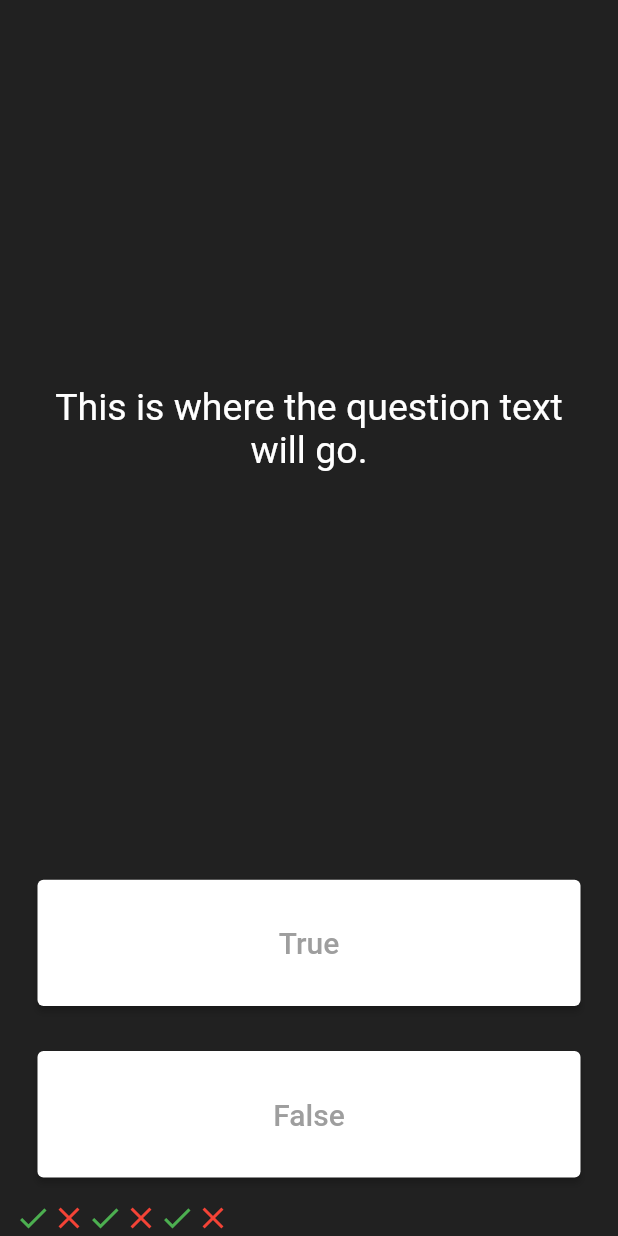
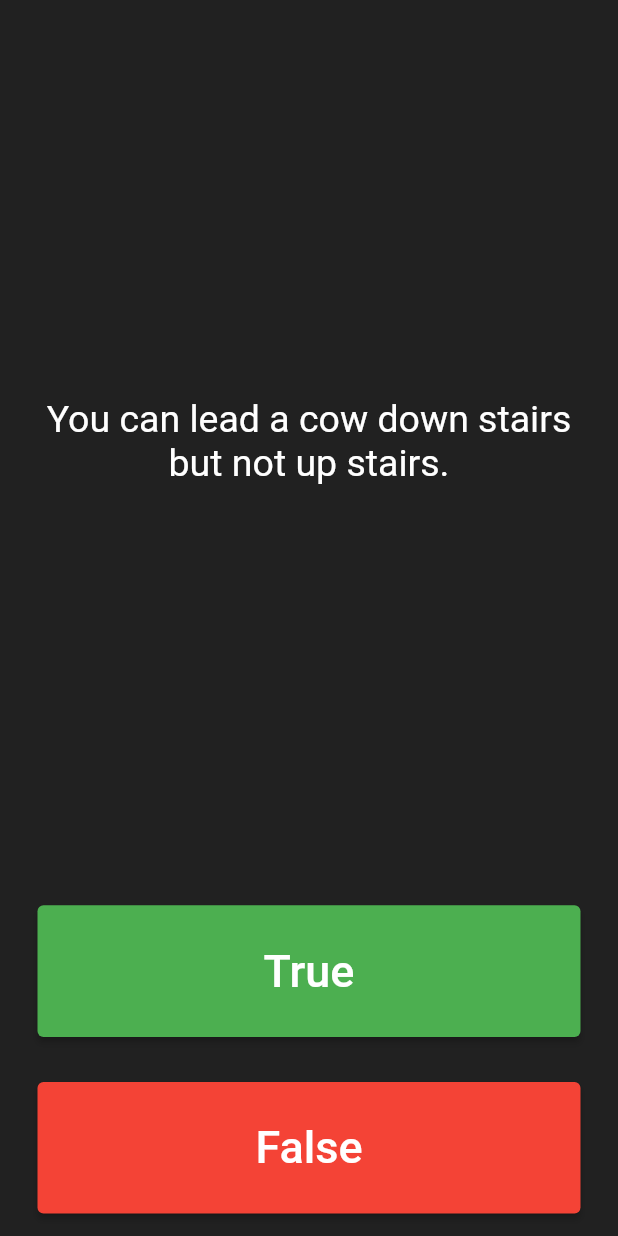
Before and after one commit to vitkovit/flutter_quizzler_tvitkovi, a Flutter app: the screen it shows after launch, after a tap on "True", on a phone screen of 412 x 824 dp. Run offline on Flutter 3.47's test engine with Material 2 defaults, Android fonts, the phone set to English and light mode, and no system bars.

Commit message:
Fighting whit classes

```diff
--- a/lib/main.dart
+++ b/lib/main.dart
@@ -1,8 +1,14 @@
 import 'package:flutter/material.dart';
+//import 'package:quizzler/question.dart'; can be deleted if not used
+import 'quiz_brain.dart';
 
-void main() => runApp(Quizzler());
+//create new quizBrain object and it should be equal to QuizBrain();
+QuizBrain quizBrain = QuizBrain(); //that construct new object which we can refer to
+//import 'question.dart';
+void main() => runApp(const Quizzler());
 
 class Quizzler extends StatelessWidget {
+  // you can save type to project dictionary
   const Quizzler({super.key});
 
   @override
@@ -11,7 +17,7 @@ class Quizzler extends StatelessWidget {
       debugShowCheckedModeBanner: false,
       home: Scaffold(
         backgroundColor: Colors.grey.shade900,
-        body: SafeArea(
+        body: const SafeArea(
           child: Padding(
             padding: EdgeInsets.symmetric(horizontal: 10.0),
             child: QuizPage(),
@@ -23,37 +29,56 @@ class Quizzler extends StatelessWidget {
 }
 
 class QuizPage extends StatefulWidget {
+  const QuizPage({super.key});
+
   @override
   _QuizPageState createState() => _QuizPageState();
 }
 
 class _QuizPageState extends State<QuizPage> {
-  List<Icon> scoreKeeper = [
-    Icon(
-      Icons.check,
-      color: Colors.green,
-    ),
-    Icon(
-      Icons.close,
-      color: Colors.red,
-    ),
-    Icon(
-      Icons.check,
-      color: Colors.green,
-    ),
-    Icon(
-      Icons.close,
-      color: Colors.red,
-    ),
-    Icon(
-      Icons.check,
-      color: Colors.green,
-    ),
-    Icon(
-      Icons.close,
-      color: Colors.red,
-    ),
-  ];
+  // List<Icon> scoreKeeper = [
+  //   Icon(
+  //     Icons.check,
+  //     color: Colors.green,
+  //   ),
+  //   Icon(
+  //     Icons.close,
+  //     color: Colors.red,
+  //   ),
+  //   Icon(
+  //     Icons.check,
+  //     color: Colors.green,
+  //   ),
+  //   Icon(
+  //     Icons.close,
+  //     color: Colors.red,
+  //   ),
+  //   Icon(
+  //     Icons.check,
+  //     color: Colors.green,
+  //   ),
+  //   Icon(
+  //     Icons.close,
+  //     color: Colors.red,
+  //   ),
+  // ];
+  // List<String> questions = [
+  //   'You can lead a cow down stairs but not up stairs.',
+  //   'Approximately one quarter of human bones are in the feet.',
+  //   'A slug\'s blood is green.',
+  // ];
+  // List<bool> answer = [
+  //   false,
+  //   true,
+  //   true,
+  // ];
+  //
+  // Question q1 = Question(
+  //   q: 'You can lead a cow down stairs but not up stairs.',
+  //   a: false,
+  // );
+
+  int questionNumber = 0;
   @override
   Widget build(BuildContext context) {
     return Column(
@@ -63,12 +88,12 @@ class _QuizPageState extends State<QuizPage> {
         Expanded(
           flex: 5,
           child: Padding(
-            padding: EdgeInsets.all(10.0),
+            padding: const EdgeInsets.all(10.0),
             child: Center(
               child: Text(
-                'This is where the question text will go.',
+                quizBrain.getQuestionText(questionNumber), //questionBank is now a property of a quizBrain object
                 textAlign: TextAlign.center,
-                style: TextStyle(
+                style: const TextStyle(
                   fontSize: 25.0,
                   color: Colors.white,
                 ),
@@ -78,19 +103,36 @@ class _QuizPageState extends State<QuizPage> {
         ),
         Expanded(
           child: Padding(
-            padding: EdgeInsets.all(15.0),
+            padding: const EdgeInsets.all(15.0),
             child: ElevatedButton(
               style: ElevatedButton.styleFrom(
-                backgroundColor: Colors.white,
+                backgroundColor: Colors.green,
               ),
-              child: Text(
+              child: const Text(
                 'True',
                 style: TextStyle(
-                  color: Colors.grey,
-                  fontSize: 20.0,
+                  color: Colors.white,
+                  fontSize: 30.0,
                 ),
               ),
               onPressed: () {
+    //            quizBrain.questionBank[questionNumber].questionAnswer = true; //this can mess up the code if we change it before checking
+                bool correctAnswer =
+    //                quizBrain.questionBank[questionNumber].questionAnswer; // check logic in 2 lists
+                //quizBrain.questionBank[questionNumber].questionAnswer;
+                  quizBrain.getCorrectAnswer(questionNumber);
+                if (correctAnswer == true) {
+                  print('right');
+                } else {
+                  print('wrong');
+                }
+                // print(q1.questionText);
+                // print(q1.questionAnswer);
+
+                setState(() {
+                  // set state needs to be set to iterate through list
+                  questionNumber++;
+                });
                 //The user picked true.
               },
             ),
@@ -98,27 +140,37 @@ class _QuizPageState extends State<QuizPage> {
         ),
         Expanded(
           child: Padding(
-            padding: EdgeInsets.all(15.0),
+            padding: const EdgeInsets.all(15.0),
             child: ElevatedButton(
               style: ElevatedButton.styleFrom(
-                backgroundColor: Colors.white,
+                backgroundColor: Colors.red,
               ),
-              child: Text(
+              child: const Text(
                 'False',
                 style: TextStyle(
-                  fontSize: 20.0,
-                  color: Colors.grey,
+                  fontSize: 30.0,
+                  color: Colors.white,
                 ),
               ),
               onPressed: () {
-                //The user picked false.
+                bool correctAnswer =
+                    quizBrain.getCorrectAnswer(questionNumber); // check logic in 2 lists
+                if (correctAnswer == false) {
+                  // logic go before next question
+                  print('right');
+                } else {
+                  print('wrong');
+                }
+                setState(() {
+                  questionNumber++;
+                });
               },
             ),
           ),
         ),
-        Row(
-          children: scoreKeeper,
-        )
+        // Row(
+        //   children: scoreKeeper,
+        // )
       ],
     );
   }
--- /dev/null
+++ b/lib/question.dart
@@ -0,0 +1,10 @@
+// all classes start with capital
+class Question {
+  String questionText;
+  bool questionAnswer;
+
+  //removing {} in constructor you can just enter 'text', bool in quiz_brain class
+  Question(String q, bool a)
+      : questionText = q,
+        questionAnswer = a;
+}
--- /dev/null
+++ b/lib/quiz_brain.dart
@@ -0,0 +1,27 @@
+import 'question.dart';
+
+class QuizBrain {
+  final List<Question> _questionBank = [ //we can make this property private with _ so main function// can't change it
+    Question('Some cats are actually allergic to humans', true),
+    Question('You can lead a cow down stairs but not up stairs.', false),
+    Question('Approximately one quarter of human bones are in the feet.', true),
+    Question('A slug\'s blood is green.', true),
+    Question('Buzz Aldrin\'s mother\'s maiden name was "Moon".', true),
+    Question('It is illegal to pee in the Ocean in Portugal.', true),
+    Question('No piece of square dry paper can be folded in half more than 7 times.', false),
+    Question('In London, UK, if you happen to die in the House of Parliament, you are technically entitled to a state funeral, because the building is considered too sacred a place.', true),
+    Question('The loudest sound produced by any animal is 188 decibels. That animal is the African Elephant.', false),
+    Question('The total surface area of two human lungs is approximately 70 square metres.', true),
+    Question('Google was originally called "Backrub".', true),
+    Question('Chocolate affects a dog\'s heart and nervous system; a few ounces are enough to kill a small dog.', true),
+    Question('In West Virginia, USA, if you accidentally hit an animal with your car, you are free to take it home to eat.', true),
+  ];
+
+  // now we need to delegate task of serving the questions to quiz_brain
+  String getQuestionText(int questionNumber){
+    return _questionBank[questionNumber].questionText;
+  }
+  bool getCorrectAnswer(int questionAnswer){
+    return _questionBank[questionAnswer].questionAnswer;
+  }
+}
```
Also changed, not shown: 2 other files.
